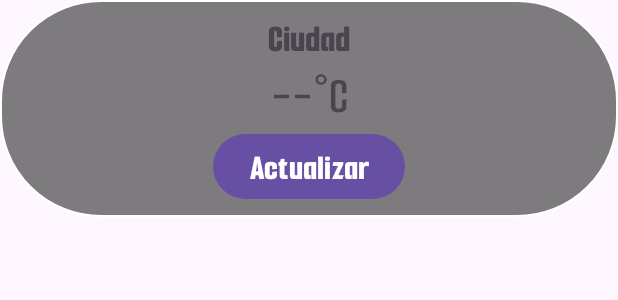
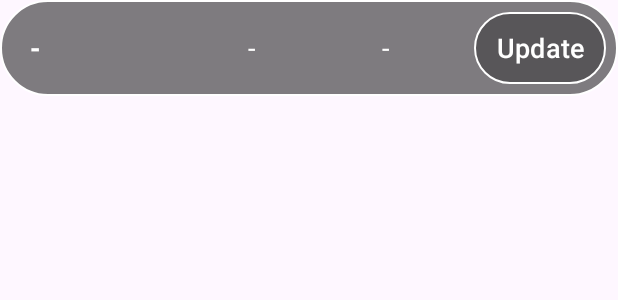
Before and after one commit to ibaezat/weather-clear, an Android app: the layout widget_weather.xml on its own in the app's theme, with its tools: preview values and no code run, on a phone screen of 412 x 824 dp. Shown: the top 300 px of the screen. Run offline under Robolectric (Android 15) with nearby library versions, the phone set to English and light mode, and no system bars.

Commit message:
ADD: Widget of Weather Clear App!!

```diff
--- a/app/src/main/java/com/example/weatherclear/CityWeather.java
+++ b/app/src/main/java/com/example/weatherclear/CityWeather.java
@@ -208,6 +208,7 @@ public class CityWeather extends AppCompatActivity {
         String cityName = responseJSON.getString("name");
 
         configureQuickSearchButton(cityName.toUpperCase());
+        quickSearch.setLastSearch(cityName.toUpperCase());
 
         double temp = main.getDouble("temp");
         double tempMax = main.getDouble("temp_max");
--- a/app/src/main/res/layout/widget_weather.xml
+++ b/app/src/main/res/layout/widget_weather.xml
@@ -1,37 +1,58 @@
 <?xml version="1.0" encoding="utf-8"?>
 <LinearLayout xmlns:android="http://schemas.android.com/apk/res/android"
-    android:orientation="vertical"
+    xmlns:app="http://schemas.android.com/apk/res-auto"
+    android:orientation="horizontal"
     android:background="@drawable/search_city_style"
-    android:padding="8dp"
+    android:paddingVertical="8dp"
+    android:paddingEnd="8dp"
+    android:paddingStart="20dp"
+    android:gravity="center_vertical"
     android:layout_width="match_parent"
     android:layout_height="wrap_content">
 
     <TextView
         android:id="@+id/widget_city"
-        android:text="Ciudad"
-        android:textSize="26sp"
+        android:text="@string/empty_value"
+        android:textSize="18sp"
         android:textStyle="bold"
-        android:gravity="center"
-        android:fontFamily="@font/smooch_sans_extra_bold"
-        android:layout_width="match_parent"
-        android:layout_height="wrap_content"/>
+        android:gravity="center_vertical"
+        android:ellipsize="end"
+        android:singleLine="true"
+        android:layout_width="0dp"
+        android:layout_weight="2"
+        android:layout_height="wrap_content"
+        android:textColor="@color/white" />
 
     <TextView
         android:id="@+id/widget_temp"
-        android:text="--°C"
-        android:textSize="34sp"
+        android:text="@string/empty_value"
+        android:textSize="18sp"
         android:gravity="center"
-        android:fontFamily="@font/smooch_sans_semi_bold"
-        android:layout_width="match_parent"
-        android:layout_height="wrap_content"/>
+        android:layout_width="0dp"
+        android:layout_weight="1"
+        android:layout_height="wrap_content"
+        android:textColor="@color/white" />
+
+    <TextView
+        android:id="@+id/widget_temp_desc"
+        android:text="@string/empty_value"
+        android:textSize="18sp"
+        android:gravity="center"
+        android:layout_width="0dp"
+        android:layout_weight="2"
+        android:layout_height="wrap_content"
+        android:textColor="@color/white" />
 
     <Button
         android:id="@+id/widget_refresh"
-        android:text="Actualizar"
-        android:textSize="24sp"
-        android:fontFamily="@font/smooch_sans_extra_bold"
+        android:text="@string/update"
+        android:textSize="18sp"
+        android:paddingHorizontal="10dp"
         android:layout_width="wrap_content"
         android:layout_height="wrap_content"
-        android:layout_gravity="center"/>
+        android:layout_gravity="center"
+        android:textColor="@color/white"
+        app:backgroundTint="@null"
+        android:background="@drawable/fast_search_button" />
 
 </LinearLayout>
--- a/app/src/main/res/values/strings.xml
+++ b/app/src/main/res/values/strings.xml
@@ -85,7 +85,7 @@
     <string name="thunderstorm_with_heavy_drizzle">Thunderstorm with heavy drizzle</string>
     <string name="app_title">WEATHER CLEAR</string>
     <string name="chile">CHILE</string>
-    <string name="version_number">version 2.2.8</string>
+    <string name="version_number">version 2.2.9</string>
     <string name="quick_search">Quick Search</string>
     <string name="add_to_main_screen">Add to Quick Search</string>
     <string name="remove_from_main_screen">Remove from Quick Search</string>
@@ -97,4 +97,5 @@
     <string name="empty_value">-</string>
     <string name="add_city_slot">+ Add</string>
     <string name="use_current_location">USE CURRENT LOCATION</string>
+    <string name="update">Update</string>
 </resources>
```
Also changed, not shown: app/src/main/java/com/example/weatherclear/QuickSearchManager.java (+9 -0 lines), app/src/main/java/com/example/weatherclear/WeatherWidget.java (+56 -6 lines), app/src/main/res/xml/weather_widget_info.xml (+4 -4 lines), 1 other file.
